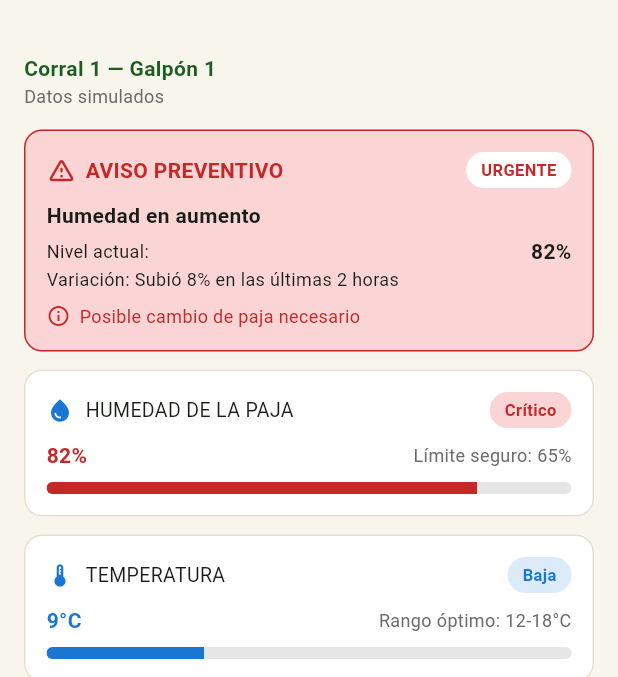
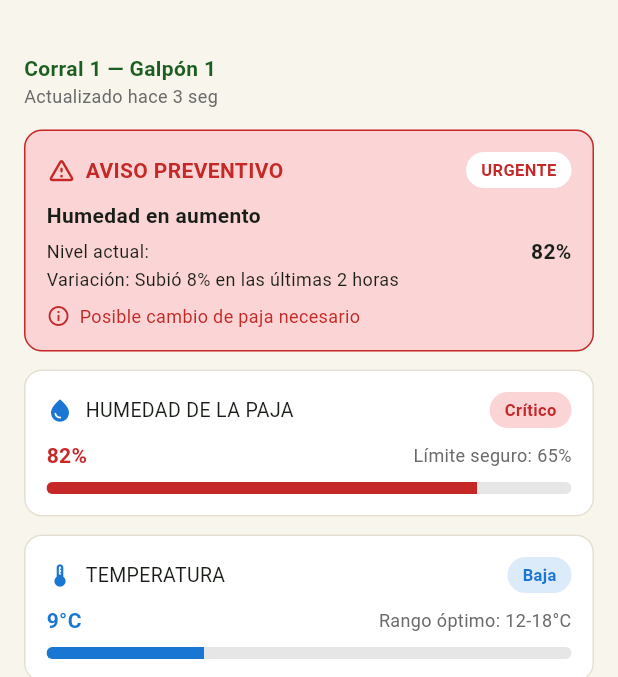
Before and after one commit to degere/MoncoDairy, a Flutter app: the HomeShell screen opened directly with empty values, after a tap on "Corral 1", on a phone screen of 412 x 824 dp, the part 55-732 px from its top. Run offline on Flutter 3.47's test engine with Material 3 defaults, Android fonts, the phone set to English and light mode, and no system bars.

Commit message:
Revert "actualizacion flutter para 1 arduino funcional"
This reverts commit 28592fb9ff64de89ddea3db8d63ea42d5e34cc79.

```diff
--- a/Flutter/lib/data/firebase_repository.dart
+++ /dev/null
@@ -1,88 +0,0 @@
-import 'package:firebase_auth/firebase_auth.dart';
-import 'package:firebase_core/firebase_core.dart';
-import 'package:firebase_database/firebase_database.dart';
-import 'package:flutter/foundation.dart';
-
-import '../firebase_options.dart'; // lo genera `flutterfire configure`
-import '../models/models.dart';
-import 'repository.dart';
-import 'telemetria_registro.dart';
-
-const String kDatabaseUrl = 'https://appmoncopullisensores-default-rtdb.firebaseio.com';
-const String kNodoTelemetria = 'telemetria';
-
-/// Corral que hoy recibe las lecturas reales del sensor DHT22.
-const int kCorralConSensorReal = 1;
-
-/// Campo por el que se ordenan los registros para obtener el mas reciente
-/// (ej. 'timestamp'). null = se ordena por clave, correcto si los $registro_id
-/// son claves automaticas (push IDs) de Firebase.
-final String? kCampoOrden = null;
-
-/// Lecturas reales desde Firebase Realtime Database.
-/// Hereda de [MockRepository] lo que aun no esta conectado (login, avisos,
-/// sensores, historial) y reemplaza con datos reales el [kCorralConSensorReal].
-class FirebaseRepository extends MockRepository {
-  FirebaseRepository._(this._db);
-  final FirebaseDatabase _db;
-
-  /// Inicializa Firebase, inicia sesion anonima (las reglas exigen auth)
-  /// y devuelve el repositorio listo para asignar a [Repository.instance].
-  static Future<FirebaseRepository> inicializar() async {
-    await Firebase.initializeApp(options: DefaultFirebaseOptions.currentPlatform);
-
-    final db = FirebaseDatabase.instanceFor(app: Firebase.app(), databaseURL: kDatabaseUrl);
-    db.setPersistenceEnabled(true); // muestra el ultimo dato aunque no haya red
-
-    try {
-      final auth = FirebaseAuth.instance;
-      if (auth.currentUser == null) await auth.signInAnonymously();
-    } catch (e) {
-      // No detiene la app: si falla, la lectura dara permission-denied y la UI lo mostrara.
-      debugPrint('Firebase Auth anonimo fallo: $e');
-    }
-    return FirebaseRepository._(db);
-  }
-
-  /// Ultimo registro de /telemetria; null si no hay o el ultimo no es valido.
-  Stream<TelemetriaRegistro?> _ultimoRegistro() {
-    final ref = _db.ref(kNodoTelemetria);
-    final campo = kCampoOrden;
-    final Query ordenada = campo == null ? ref.orderByKey() : ref.orderByChild(campo);
-    return ordenada.limitToLast(1).onValue.map((event) {
-      final snap = event.snapshot;
-      if (!snap.exists || snap.children.isEmpty) return null;
-      final hijo = snap.children.last;
-      return TelemetriaRegistro.tryParse(hijo.key ?? '', hijo.value);
-    });
-  }
-
-  Corral _conLectura(Corral base, TelemetriaRegistro? r) {
-    if (r == null) return base; // sin lectura valida: se conserva el dato simulado
-    return Corral(
-      id: base.id,
-      nombre: base.nombre,
-      descripcion: base.descripcion,
-      humedad: r.humedadPct,
-      temperatura: r.temperaturaC,
-      enVivo: true,
-      dispositivo: r.dispositivo,
-    );
-  }
-
-  @override
-  Stream<List<Corral>> watchCorrales() async* {
-    final base = await getCorrales();
-    await for (final r in _ultimoRegistro()) {
-      yield [
-        for (final c in base) c.id == kCorralConSensorReal ? _conLectura(c, r) : c,
-      ];
-    }
-  }
-
-  @override
-  Stream<Corral> watchCorral(Corral corral) {
-    if (corral.id != kCorralConSensorReal) return Stream.value(corral);
-    return _ultimoRegistro().map((r) => _conLectura(corral, r));
-  }
-}
--- a/Flutter/lib/models/models.dart
+++ b/Flutter/lib/models/models.dart
@@ -7,20 +7,12 @@ class Corral {
   final double humedad;
   final double temperatura;
 
-  /// true cuando humedad/temperatura vienen de Firebase (sensor real).
-  final bool enVivo;
-
-  /// Dispositivo que envio la lectura real (campo `dispositivo` de /telemetria).
-  final String? dispositivo;
-
   const Corral({
     required this.id,
     required this.nombre,
     required this.descripcion,
     required this.humedad,
     required this.temperatura,
-    this.enVivo = false,
-    this.dispositivo,
   });
 
   /// Umbrales según el diseño: <=60 ok, <75 alerta, >=75 crítico.
--- a/Flutter/lib/screens/corral_detail_screen.dart
+++ b/Flutter/lib/screens/corral_detail_screen.dart
@@ -1,32 +1,15 @@
 import 'package:flutter/material.dart';
 import '../core/theme.dart';
-import '../data/repository.dart';
 import '../models/models.dart';
 import '../widgets/common.dart';
 import 'sensor_detail_screen.dart';
 
-class CorralDetailScreen extends StatefulWidget {
+class CorralDetailScreen extends StatelessWidget {
   final Corral corral;
   const CorralDetailScreen({super.key, required this.corral});
 
   @override
-  State<CorralDetailScreen> createState() => _CorralDetailScreenState();
-}
-
-class _CorralDetailScreenState extends State<CorralDetailScreen> {
-  // Una sola suscripcion durante la vida de la pantalla.
-  late final Stream<Corral> _stream = Repository.instance.watchCorral(widget.corral);
-
-  @override
   Widget build(BuildContext context) {
-    return StreamBuilder<Corral>(
-      stream: _stream,
-      initialData: widget.corral,
-      builder: (context, snap) => _contenido(context, snap.data ?? widget.corral, snap.hasError),
-    );
-  }
-
-  Widget _contenido(BuildContext context, Corral corral, bool error) {
     final critico = corral.nivelHumedad == Nivel.critico;
     return Scaffold(
       appBar: AppBar(
@@ -38,13 +21,7 @@ class _CorralDetailScreenState extends State<CorralDetailScreen> {
         children: [
           Text('${corral.nombre} — ${corral.descripcion}',
               style: const TextStyle(color: AppColors.green, fontWeight: FontWeight.w600)),
-          Text(
-              error
-                  ? 'Sin conexión: mostrando el último dato recibido'
-                  : corral.enVivo
-                      ? 'En tiempo real · ${corral.dispositivo ?? 'sensor'}'
-                      : 'Datos simulados',
-              style: const TextStyle(fontSize: 12, color: AppColors.textMuted)),
+          const Text('Actualizado hace 3 seg', style: TextStyle(fontSize: 12, color: AppColors.textMuted)),
           const SizedBox(height: 14),
           if (critico) ...[
             AppCard(
--- a/Flutter/lib/screens/corrales_screen.dart
+++ b/Flutter/lib/screens/corrales_screen.dart
@@ -5,19 +5,9 @@ import '../models/models.dart';
 import '../widgets/common.dart';
 import 'corral_detail_screen.dart';
 
-class CorralesScreen extends StatefulWidget {
+class CorralesScreen extends StatelessWidget {
   final String usuario;
   const CorralesScreen({super.key, required this.usuario});
-
-  @override
-  State<CorralesScreen> createState() => _CorralesScreenState();
-}
-
-class _CorralesScreenState extends State<CorralesScreen> {
-  // El stream se crea una sola vez: crearlo en build() reabriria la suscripcion en cada rebuild.
-  late Stream<List<Corral>> _corrales = Repository.instance.watchCorrales();
-
-  void _reintentar() => setState(() => _corrales = Repository.instance.watchCorrales());
 
   @override
   Widget build(BuildContext context) {
@@ -29,7 +19,7 @@ class _CorralesScreenState extends State<CorralesScreen> {
           child: Row(
             mainAxisAlignment: MainAxisAlignment.spaceBetween,
             children: [
-              Text('Hola, ${widget.usuario}', style: const TextStyle(fontWeight: FontWeight.w600)),
+              Text('Hola, $usuario', style: const TextStyle(fontWeight: FontWeight.w600)),
               const OnlineBadge(),
             ],
           ),
@@ -44,12 +34,9 @@ class _CorralesScreenState extends State<CorralesScreen> {
           child: Text('20 corrales monitoreados', style: TextStyle(fontSize: 12, color: AppColors.textMuted)),
         ),
         Expanded(
-          child: StreamBuilder<List<Corral>>(
-            stream: _corrales,
+          child: FutureBuilder<List<Corral>>(
+            future: Repository.instance.getCorrales(),
             builder: (context, snap) {
-              if (snap.hasError) {
-                return _ErrorConexion(error: snap.error!, onReintentar: _reintentar);
-              }
               if (!snap.hasData) return const Center(child: CircularProgressIndicator());
               final corrales = snap.data!;
               return GridView.builder(
@@ -71,37 +58,6 @@ class _CorralesScreenState extends State<CorralesScreen> {
   }
 }
 
-class _ErrorConexion extends StatelessWidget {
-  final Object error;
-  final VoidCallback onReintentar;
-  const _ErrorConexion({required this.error, required this.onReintentar});
-
-  @override
-  Widget build(BuildContext context) {
-    final sinPermiso = error.toString().contains('permission-denied');
-    return Center(
-      child: Padding(
-        padding: const EdgeInsets.all(24),
-        child: Column(
-          mainAxisSize: MainAxisSize.min,
-          children: [
-            const Icon(Icons.cloud_off, size: 48, color: AppColors.textMuted),
-            const SizedBox(height: 8),
-            Text(
-              sinPermiso
-                  ? 'Sin permiso para leer los sensores. Revisa las reglas de Firebase y el inicio de sesión.'
-                  : 'No se pudo conectar con los sensores.',
-              textAlign: TextAlign.center,
-            ),
-            const SizedBox(height: 12),
-            OutlinedButton(onPressed: onReintentar, child: const Text('Reintentar')),
-          ],
-        ),
-      ),
-    );
-  }
-}
-
 class _CorralCard extends StatelessWidget {
   final Corral corral;
   const _CorralCard({required this.corral});
@@ -114,14 +70,8 @@ class _CorralCard extends StatelessWidget {
         crossAxisAlignment: CrossAxisAlignment.start,
         mainAxisAlignment: MainAxisAlignment.spaceBetween,
         children: [
-          Row(
-            mainAxisAlignment: MainAxisAlignment.spaceBetween,
-            children: [
-              Text(corral.nombre,
-                  style: const TextStyle(fontSize: 15, fontWeight: FontWeight.w700, color: AppColors.green)),
-              if (corral.enVivo) const Pill('EN VIVO', bg: AppColors.greenSoft, fg: AppColors.green),
-            ],
-          ),
+          Text(corral.nombre,
+              style: const TextStyle(fontSize: 15, fontWeight: FontWeight.w700, color: AppColors.green)),
           _fila('Humedad', '${corral.humedad.toStringAsFixed(0)}%'),
           _fila('Temp', '${corral.temperatura.toStringAsFixed(0)}°C'),
           LevelBar(value: corral.humedad, color: nivelColor(corral.nivelHumedad)),
--- a/Flutter/pubspec.yaml
+++ b/Flutter/pubspec.yaml
@@ -7,9 +7,6 @@ environment:
   sdk: '>=3.3.0 <4.0.0'
 
 dependencies:
-  firebase_auth: ^7.0.1
-  firebase_core: ^5.1.0
-  firebase_database: ^13.0.1
   flutter:
     sdk: flutter
   # Cuando conectes el backend, agrega:
```
Also changed, not shown: Claude outputs/firebase_bootstrap.dart (deleted, +0 -20 lines), Claude outputs/panel_sensores.dart (deleted, +0 -148 lines), Claude outputs/telemetria_registro.dart (deleted, +0 -43 lines), Claude outputs/telemetria_repository.dart (deleted, +0 -26 lines), Flutter/lib/data/repository.dart (+0 -12 lines), Flutter/lib/data/telemetria_registro.dart (deleted, +0 -42 lines), Flutter/lib/main.dart (+1 -11 lines), Flutter/firebase.json (deleted), Flutter/lib/firebase_options.dart (deleted), Flutter/pubspec.lock, 9 other files.
